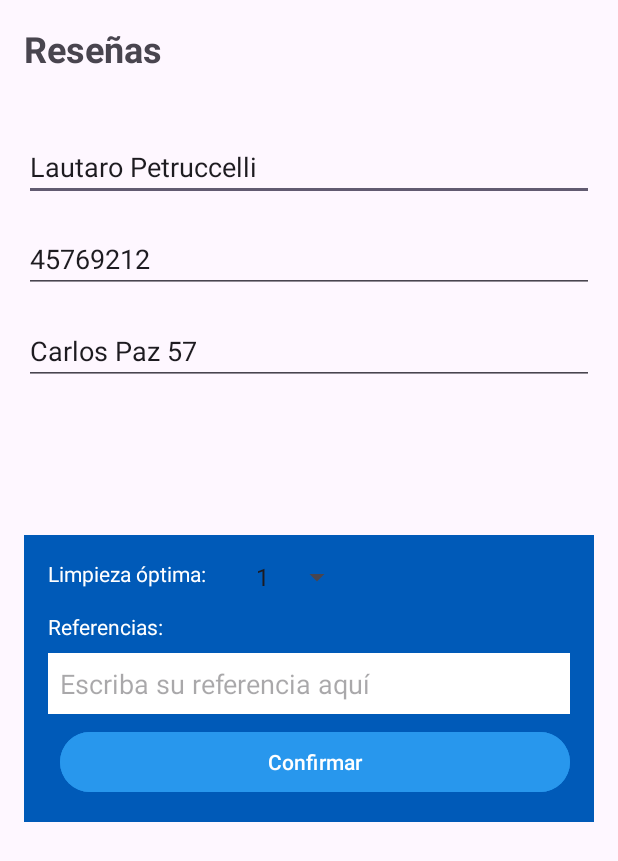
After one commit to Lucasellero/servicio_limpieza, an Android app: the Resena screen opened directly, with no data from a screen before it, on a phone screen of 412 x 824 dp. The commit adds this screen. Shown: the top 861 px of the screen. Run offline under Robolectric (Android 15) with nearby library versions, the phone set to English and light mode, and no system bars.

```diff
--- /dev/null
+++ b/app/src/main/java/com/example/servicio_limpieza/Resena.java
@@ -0,0 +1,67 @@
+package com.example.servicio_limpieza;
+
+import android.os.Bundle;
+import android.view.View;
+import android.widget.ArrayAdapter;
+import android.widget.EditText;
+import android.widget.ImageView;
+import android.widget.Spinner;
+import android.widget.Toast;
+
+import androidx.appcompat.app.AppCompatActivity;
+
+public class Resena extends AppCompatActivity {
+
+    private EditText nombreEditText;
+    private EditText legajoEditText;
+    private EditText direccionEditText;
+    private EditText reviewEditText;
+    private Spinner ratingSpinner;
+    private ImageView imageView1;
+    private ImageView imageView2;
+
+    @Override
+    protected void onCreate(Bundle savedInstanceState) {
+        super.onCreate(savedInstanceState);
+        setContentView(R.layout.activity_resena);
+
+        nombreEditText = findViewById(R.id.nombre);
+        legajoEditText = findViewById(R.id.legajo);
+        direccionEditText = findViewById(R.id.direccion);
+        reviewEditText = findViewById(R.id.review);
+        ratingSpinner = findViewById(R.id.spinner_rating);
+
+
+        // Inicializar el Spinner
+        ArrayAdapter<CharSequence> adapter = ArrayAdapter.createFromResource(this,
+                R.array.rating_array, android.R.layout.simple_spinner_item);
+        adapter.setDropDownViewResource(android.R.layout.simple_spinner_dropdown_item);
+        ratingSpinner.setAdapter(adapter);
+
+        // Ejemplo de asignación de valores
+        nombreEditText.setText("Lautaro Petruccelli");
+        legajoEditText.setText("45769212");
+        direccionEditText.setText("Carlos Paz 57");
+        reviewEditText.setHint("Escriba su referencia aquí");
+
+    }
+    public void confirmarResena(View view) {
+
+        String nombre = nombreEditText.getText().toString();
+        String legajo = legajoEditText.getText().toString();
+        String direccion = direccionEditText.getText().toString();
+        String resena = reviewEditText.getText().toString();
+        String calificacion = ratingSpinner.getSelectedItem().toString();
+
+
+        System.out.println("Nombre: " + nombre);
+        System.out.println("Legajo: " + legajo);
+        System.out.println("Dirección: " + direccion);
+        System.out.println("Reseña: " + resena);
+        System.out.println("Calificación: " + calificacion);
+
+
+        Toast.makeText(this, "Se guardo la reseña exitosamente",Toast.LENGTH_SHORT).show();
+
+    }
+}
--- a/app/src/main/java/com/example/servicio_limpieza/home.java
+++ b/app/src/main/java/com/example/servicio_limpieza/home.java
@@ -60,9 +60,15 @@ public class home extends AppCompatActivity {
                 return true;
             } else if (id == R.id.navigation_home) {
                 return true;
+            }else if (id == R.id.navigation_history){
+                Intent intent = new Intent(home.this, historialLimpieza.class);
+                intent.addFlags(Intent.FLAG_ACTIVITY_REORDER_TO_FRONT);
+                startActivity(intent);
+                return true;
             }
             return false;
         });
+
 
         usuario Usuario = usuario.getInstance();
 
--- a/app/src/main/java/com/example/servicio_limpieza/perfil.java
+++ b/app/src/main/java/com/example/servicio_limpieza/perfil.java
@@ -31,6 +31,11 @@ public class perfil extends AppCompatActivity {
                 } else if (id == R.id.navigation_profile) {
                     // Ya estamos en la actividad ProfileActivity, no hacer nada
                     return true;
+                }else if (id == R.id.navigation_history){
+                    Intent intent = new Intent(perfil.this, historialLimpieza.class);
+                    intent.addFlags(Intent.FLAG_ACTIVITY_REORDER_TO_FRONT);
+                    startActivity(intent);
+                    return true;
                 }
                 return false;
             }
--- /dev/null
+++ b/app/src/main/res/layout/activity_resena.xml
@@ -0,0 +1,127 @@
+<?xml version="1.0" encoding="utf-8"?>
+<androidx.constraintlayout.widget.ConstraintLayout xmlns:android="http://schemas.android.com/apk/res/android"
+    xmlns:app="http://schemas.android.com/apk/res-auto"
+    xmlns:tools="http://schemas.android.com/tools"
+    android:layout_width="match_parent"
+    android:layout_height="match_parent"
+    android:padding="16dp">
+
+    <TextView
+        android:id="@+id/title"
+        android:layout_width="wrap_content"
+        android:layout_height="wrap_content"
+        android:layout_alignParentTop="true"
+        android:layout_centerHorizontal="true"
+        android:text="Reseñas"
+        android:textSize="24sp"
+        android:textStyle="bold"
+        tools:layout_editor_absoluteX="36dp"
+        tools:layout_editor_absoluteY="3dp"
+        tools:ignore="MissingConstraints" />
+
+    <EditText
+        android:id="@+id/nombre"
+        android:layout_width="match_parent"
+        android:layout_height="wrap_content"
+        android:layout_below="@id/title"
+        android:layout_marginTop="40dp"
+        android:hint="Nombre"
+        app:layout_constraintTop_toBottomOf="@+id/title"
+        tools:ignore="MissingConstraints"
+        tools:layout_editor_absoluteX="16dp" />
+
+    <EditText
+        android:id="@+id/legajo"
+        android:layout_width="match_parent"
+        android:layout_height="wrap_content"
+        android:layout_below="@id/nombre"
+        android:layout_marginTop="16dp"
+        android:hint="Legajo"
+        android:inputType="number"
+        app:layout_constraintTop_toBottomOf="@+id/nombre"
+        tools:ignore="MissingConstraints"
+        tools:layout_editor_absoluteX="16dp" />
+
+    <EditText
+        android:id="@+id/direccion"
+        android:layout_width="match_parent"
+        android:layout_height="wrap_content"
+        android:layout_below="@id/legajo"
+        android:layout_marginTop="16dp"
+        android:hint="Dirección donde se realizó la limpieza"
+        app:layout_constraintTop_toBottomOf="@+id/legajo"
+        tools:ignore="MissingConstraints"
+        tools:layout_editor_absoluteX="16dp" />
+
+    <RelativeLayout
+        android:layout_width="match_parent"
+        android:layout_height="wrap_content"
+        android:layout_below="@id/direccion"
+        android:layout_marginTop="100dp"
+        android:background="@color/color_principal"
+        android:padding="16dp"
+        app:layout_constraintTop_toBottomOf="@+id/direccion"
+        tools:ignore="MissingConstraints"
+        tools:layout_editor_absoluteX="5dp">
+
+        <TextView
+            android:id="@+id/limpieza"
+            android:layout_width="wrap_content"
+            android:layout_height="wrap_content"
+            android:layout_alignParentTop="true"
+            android:text="Limpieza óptima:"
+            android:textColor="@android:color/white" />
+
+        <Spinner
+            android:id="@+id/spinner_rating"
+            android:layout_width="wrap_content"
+            android:layout_height="wrap_content"
+            android:layout_marginStart="25dp"
+            android:layout_toEndOf="@id/limpieza"
+            android:entries="@array/rating_array"
+            android:spinnerMode="dropdown"
+            android:textColor="@color/white"
+            />
+
+        <TextView
+            android:id="@+id/referencias"
+            android:layout_width="wrap_content"
+            android:layout_height="wrap_content"
+            android:layout_below="@id/limpieza"
+            android:layout_marginTop="16dp"
+            android:text="Referencias:"
+            android:textColor="@android:color/white" />
+
+        <EditText
+            android:id="@+id/review"
+            android:layout_width="match_parent"
+            android:layout_height="wrap_content"
+            android:layout_below="@id/referencias"
+            android:layout_marginTop="8dp"
+            android:background="@android:color/white"
+            android:hint="Escriba su referencia aquí"
+            android:padding="8dp" />
+
+        <LinearLayout
+            android:id="@+id/imageContainer"
+            android:layout_width="match_parent"
+            android:layout_height="wrap_content"
+            android:layout_below="@id/review"
+            android:layout_marginTop="8dp"
+            android:orientation="horizontal">
+
+
+            <Button
+                android:id="@+id/accept_button"
+                android:layout_width="0dp"
+                android:layout_height="wrap_content"
+                android:layout_marginStart="8dp"
+                android:layout_weight="1"
+                android:backgroundTint="#2897ED"
+                android:onClick="GetTextFromSQL"
+                android:text="Confirmar" />
+
+        </LinearLayout>
+    </RelativeLayout>
+
+</androidx.constraintlayout.widget.ConstraintLayout>
--- a/app/src/main/res/values/array.xml
+++ b/app/src/main/res/values/array.xml
@@ -43,4 +43,13 @@
         <item>Oficina</item>
     </string-array>
 
+    <string-array name="rating_array">
+        <item>1</item>
+        <item>2</item>
+        <item>3</item>
+        <item>4</item>
+        <item>5</item>
+    </string-array>
+
+
 </resources>
```
Also changed, not shown: app/src/main/AndroidManifest.xml (+13 -0 lines), app/src/main/java/com/example/servicio_limpieza/HistorialAdapter.java (added, +59 -0 lines), app/src/main/java/com/example/servicio_limpieza/Limpieza.java (added, +26 -0 lines), app/src/main/res/drawable/item_background.xml (added, +14 -0 lines), app/src/main/res/layout/activity_historial_limpieza.xml (added, +43 -0 lines), app/src/main/res/layout/item_historial.xml (added, +39 -0 lines).
